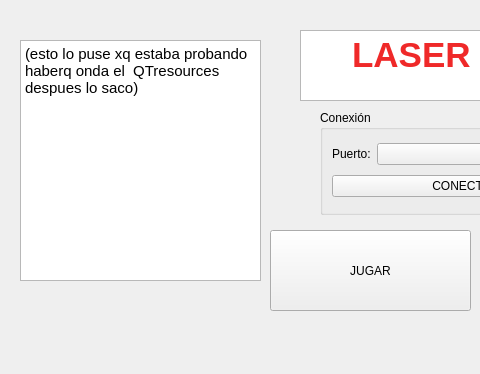
Above: GUILBass/forms/mainwindow.ui from mgoyret/UTN_FRBA_INFO_II_2020_TPO_LASER-BASS before the change; both pictures show x 0 to 480 and y 0 to 374 of the 722 by 374 pixel window. Below: the same form after it.
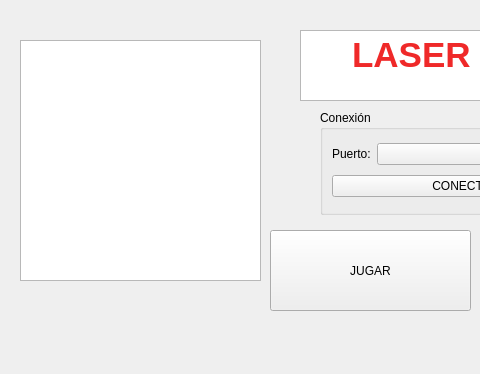
That is the form after the change. Icons and pictures are not drawn.

Diff of the .ui file:
```diff
--- a/GUILBass/forms/mainwindow.ui
+++ b/GUILBass/forms/mainwindow.ui
@@ -45,8 +45,7 @@
 &lt;html&gt;&lt;head&gt;&lt;meta name=&quot;qrichtext&quot; content=&quot;1&quot; /&gt;&lt;style type=&quot;text/css&quot;&gt;
 p, li { white-space: pre-wrap; }
 &lt;/style&gt;&lt;/head&gt;&lt;body style=&quot; font-family:'MS Shell Dlg 2'; font-size:7.8pt; font-weight:400; font-style:normal;&quot;&gt;
-&lt;p style=&quot; margin-top:0px; margin-bottom:0px; margin-left:0px; margin-right:0px; -qt-block-indent:0; text-indent:0px;&quot;&gt;&lt;img src=&quot;:/Images/Images/guitarrista.png&quot; /&gt;&lt;/p&gt;
-&lt;p style=&quot; margin-top:0px; margin-bottom:0px; margin-left:0px; margin-right:0px; -qt-block-indent:0; text-indent:0px;&quot;&gt;&lt;span style=&quot; font-family:'Ubuntu'; font-size:11pt;&quot;&gt;(esto lo puse xq estaba probando haberq onda el  QTresources despues lo saco)&lt;/span&gt;&lt;/p&gt;&lt;/body&gt;&lt;/html&gt;</string>
+&lt;p style=&quot; margin-top:0px; margin-bottom:0px; margin-left:0px; margin-right:0px; -qt-block-indent:0; text-indent:0px;&quot;&gt;&lt;img src=&quot;:/Images/Images/guitarrista.png&quot; /&gt;&lt;/p&gt;&lt;/body&gt;&lt;/html&gt;</string>
     </property>
    </widget>
    <widget class="QPushButton" name="PBJugar">
```
Left out of the diff: 2 changed lines with no effect on the pictures.
